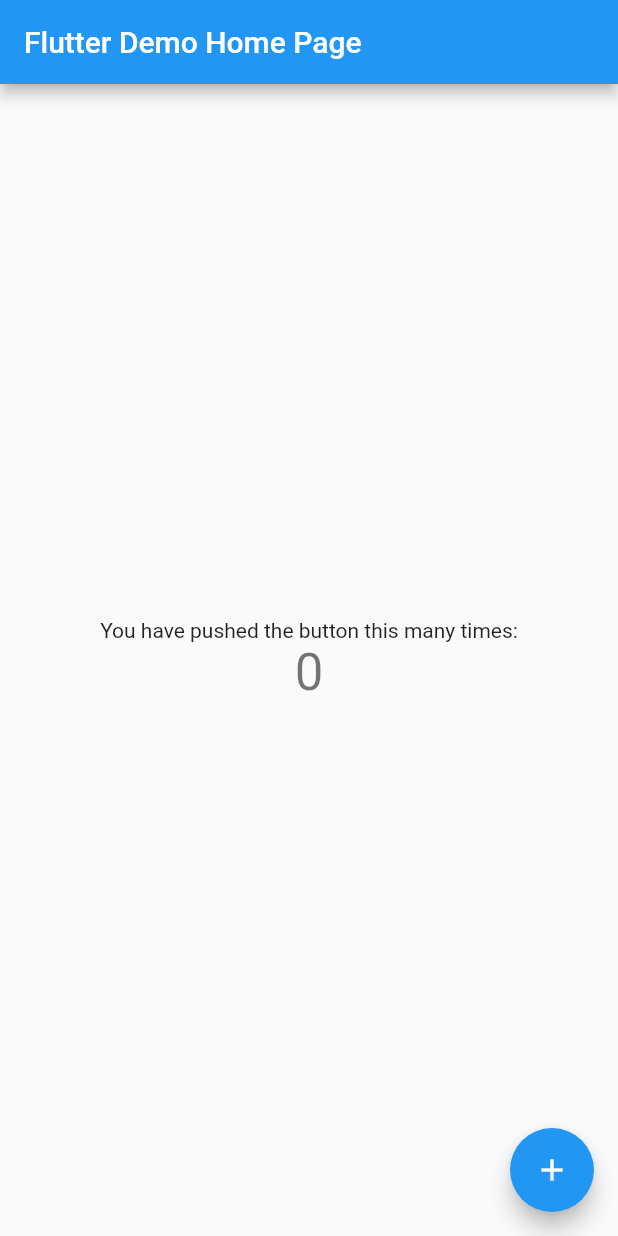
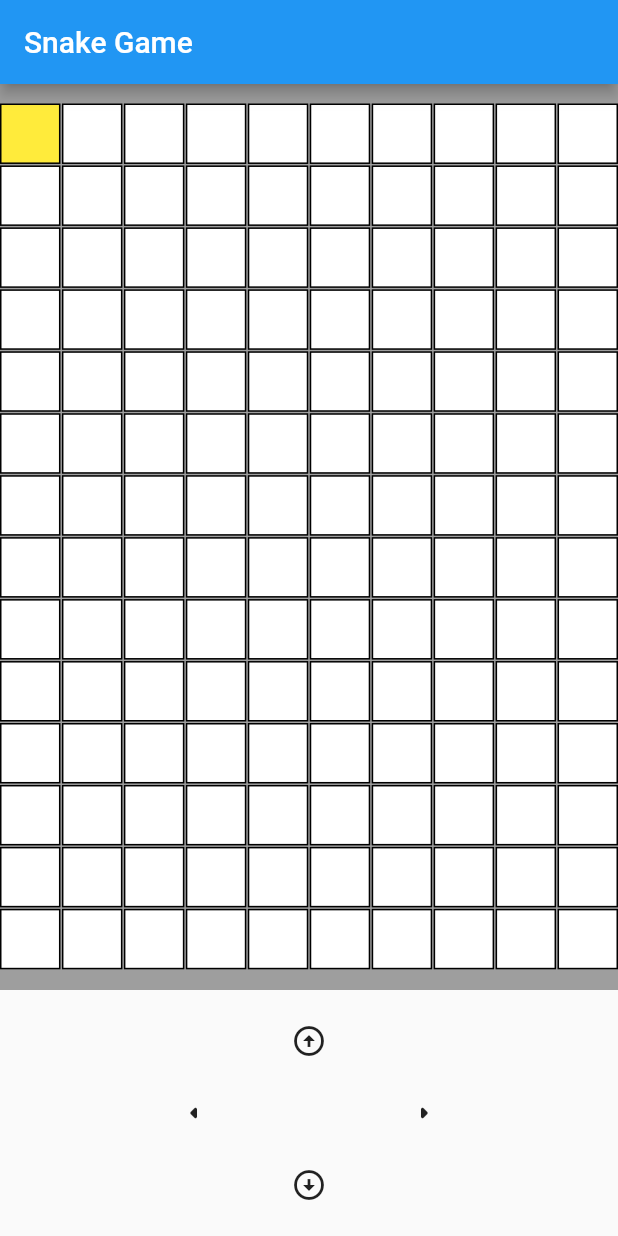
Before and after one commit to ravihoro/snake_game, a Flutter app: the screen it shows after launch, on a phone screen of 412 x 824 dp. Run offline on Flutter 3.47's test engine with Material 2 defaults, Android fonts, the phone set to English and light mode, and no system bars.

Commit message:
Added grid and buttons.

```diff
--- /dev/null
+++ b/lib/home_page.dart
@@ -0,0 +1,114 @@
+import 'package:flutter/material.dart';
+
+class HomePage extends StatefulWidget {
+  @override
+  _HomePageState createState() => _HomePageState();
+}
+
+class _HomePageState extends State<HomePage> {
+  String currentDirection = "";
+  int initialPosition = 0;
+
+  @override
+  void initState() {
+    super.initState();
+  }
+
+  @override
+  Widget build(BuildContext context) {
+    return Scaffold(
+      appBar: AppBar(
+        title: Text(
+          'Snake Game',
+        ),
+      ),
+      body: Column(
+        children: [
+          Expanded(
+            child: Container(
+              padding: const EdgeInsets.symmetric(vertical: 13),
+              color: Colors.grey,
+              child: GridView.builder(
+                itemCount: 140,
+                gridDelegate: SliverGridDelegateWithFixedCrossAxisCount(
+                  mainAxisSpacing: 1.0,
+                  crossAxisSpacing: 1.0,
+                  crossAxisCount: 10,
+                ),
+                itemBuilder: (context, index) {
+                  return Container(
+                    decoration: BoxDecoration(
+                      color: index == initialPosition
+                          ? Colors.yellow
+                          : Colors.white,
+                      border: Border.all(
+                        width: 1.0,
+                        color: Colors.black,
+                      ),
+                    ),
+                  );
+                },
+              ),
+            ),
+          ),
+          SizedBox(
+            height: 10.0,
+          ),
+          IconButton(
+            icon: Icon(Icons.arrow_circle_up),
+            onPressed: () {
+              setState(() {
+                initialPosition -= 10;
+                if (initialPosition < 0) {
+                  initialPosition += 140;
+                }
+              });
+            },
+          ),
+          Row(
+            mainAxisAlignment: MainAxisAlignment.spaceEvenly,
+            children: [
+              IconButton(
+                icon: Icon(Icons.arrow_left_rounded),
+                onPressed: () {
+                  setState(() {
+                    if (initialPosition % 10 == 0) {
+                      initialPosition += 9;
+                    } else {
+                      initialPosition--;
+                    }
+                  });
+                },
+              ),
+              IconButton(
+                icon: Icon(Icons.arrow_right_rounded),
+                onPressed: () {
+                  setState(() {
+                    initialPosition += 1;
+                    if (initialPosition % 10 == 0) {
+                      initialPosition -= 10;
+                    }
+                  });
+                },
+              ),
+            ],
+          ),
+          IconButton(
+            icon: Icon(Icons.arrow_circle_down),
+            onPressed: () {
+              setState(() {
+                initialPosition += 10;
+                if (initialPosition >= 140) {
+                  initialPosition -= 140;
+                }
+              });
+            },
+          ),
+          SizedBox(
+            height: 10.0,
+          ),
+        ],
+      ),
+    );
+  }
+}
--- a/lib/main.dart
+++ b/lib/main.dart
@@ -1,117 +1,19 @@
 import 'package:flutter/material.dart';
+import 'package:snake_game/home_page.dart';
 
 void main() {
-  runApp(MyApp());
+  runApp(
+    MyApp(),
+  );
 }
 
 class MyApp extends StatelessWidget {
-  // This widget is the root of your application.
   @override
   Widget build(BuildContext context) {
     return MaterialApp(
-      title: 'Flutter Demo',
-      theme: ThemeData(
-        // This is the theme of your application.
-        //
-        // Try running your application with "flutter run". You'll see the
-        // application has a blue toolbar. Then, without quitting the app, try
-        // changing the primarySwatch below to Colors.green and then invoke
-        // "hot reload" (press "r" in the console where you ran "flutter run",
-        // or simply save your changes to "hot reload" in a Flutter IDE).
-        // Notice that the counter didn't reset back to zero; the application
-        // is not restarted.
-        primarySwatch: Colors.blue,
-        // This makes the visual density adapt to the platform that you run
-        // the app on. For desktop platforms, the controls will be smaller and
-        // closer together (more dense) than on mobile platforms.
-        visualDensity: VisualDensity.adaptivePlatformDensity,
-      ),
-      home: MyHomePage(title: 'Flutter Demo Home Page'),
+      title: 'Snake Game',
+      debugShowCheckedModeBanner: false,
+      home: HomePage(),
     );
   }
 }
-
-class MyHomePage extends StatefulWidget {
-  MyHomePage({Key key, this.title}) : super(key: key);
-
-  // This widget is the home page of your application. It is stateful, meaning
-  // that it has a State object (defined below) that contains fields that affect
-  // how it looks.
-
-  // This class is the configuration for the state. It holds the values (in this
-  // case the title) provided by the parent (in this case the App widget) and
-  // used by the build method of the State. Fields in a Widget subclass are
-  // always marked "final".
-
-  final String title;
-
-  @override
-  _MyHomePageState createState() => _MyHomePageState();
-}
-
-class _MyHomePageState extends State<MyHomePage> {
-  int _counter = 0;
-
-  void _incrementCounter() {
-    setState(() {
-      // This call to setState tells the Flutter framework that something has
-      // changed in this State, which causes it to rerun the build method below
-      // so that the display can reflect the updated values. If we changed
-      // _counter without calling setState(), then the build method would not be
-      // called again, and so nothing would appear to happen.
-      _counter++;
-    });
-  }
-
-  @override
-  Widget build(BuildContext context) {
-    // This method is rerun every time setState is called, for instance as done
-    // by the _incrementCounter method above.
-    //
-    // The Flutter framework has been optimized to make rerunning build methods
-    // fast, so that you can just rebuild anything that needs updating rather
-    // than having to individually change instances of widgets.
-    return Scaffold(
-      appBar: AppBar(
-        // Here we take the value from the MyHomePage object that was created by
-        // the App.build method, and use it to set our appbar title.
-        title: Text(widget.title),
-      ),
-      body: Center(
-        // Center is a layout widget. It takes a single child and positions it
-        // in the middle of the parent.
-        child: Column(
-          // Column is also a layout widget. It takes a list of children and
-          // arranges them vertically. By default, it sizes itself to fit its
-          // children horizontally, and tries to be as tall as its parent.
-          //
-          // Invoke "debug painting" (press "p" in the console, choose the
-          // "Toggle Debug Paint" action from the Flutter Inspector in Android
-          // Studio, or the "Toggle Debug Paint" command in Visual Studio Code)
-          // to see the wireframe for each widget.
-          //
-          // Column has various properties to control how it sizes itself and
-          // how it positions its children. Here we use mainAxisAlignment to
-          // center the children vertically; the main axis here is the vertical
-          // axis because Columns are vertical (the cross axis would be
-          // horizontal).
-          mainAxisAlignment: MainAxisAlignment.center,
-          children: <Widget>[
-            Text(
-              'You have pushed the button this many times:',
-            ),
-            Text(
-              '$_counter',
-              style: Theme.of(context).textTheme.headline4,
-            ),
-          ],
-        ),
-      ),
-      floatingActionButton: FloatingActionButton(
-        onPressed: _incrementCounter,
-        tooltip: 'Increment',
-        child: Icon(Icons.add),
-      ), // This trailing comma makes auto-formatting nicer for build methods.
-    );
-  }
-}
```
Also changed, not shown: 1 other file.
